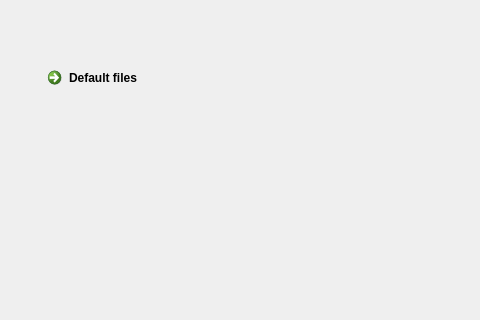
First picture: the form in SRC/DataLoader/Forms/mainwindow.ui, repository WoxAlex/EAnalyzer, before the edit; both pictures show x 0 to 480 and y 0 to 320 of the 800 by 600 pixel window.
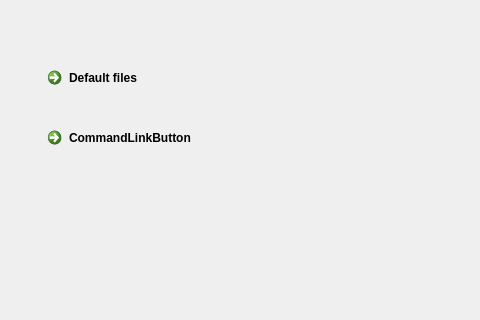
Second picture: the form after the edit.

Patch:
```diff
--- a/SRC/DataLoader/Forms/mainwindow.ui
+++ b/SRC/DataLoader/Forms/mainwindow.ui
@@ -27,6 +27,19 @@
      <string>Default files</string>
     </property>
    </widget>
+   <widget class="QCommandLinkButton" name="commandLinkButton_2">
+    <property name="geometry">
+     <rect>
+      <x>40</x>
+      <y>120</y>
+      <width>185</width>
+      <height>41</height>
+     </rect>
+    </property>
+    <property name="text">
+     <string>CommandLinkButton</string>
+    </property>
+   </widget>
   </widget>
   <widget class="QMenuBar" name="menubar">
    <property name="geometry">
```
